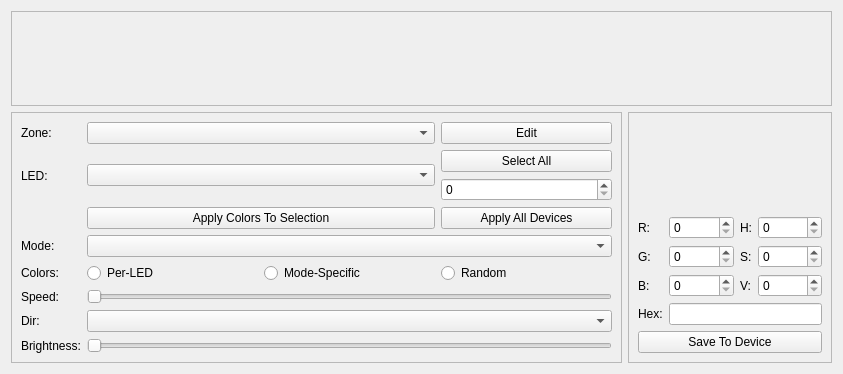
Old version of the form qt/OpenRGBDevicePage/OpenRGBDevicePage.ui in the repository CalcProgrammer1/OpenRGB.
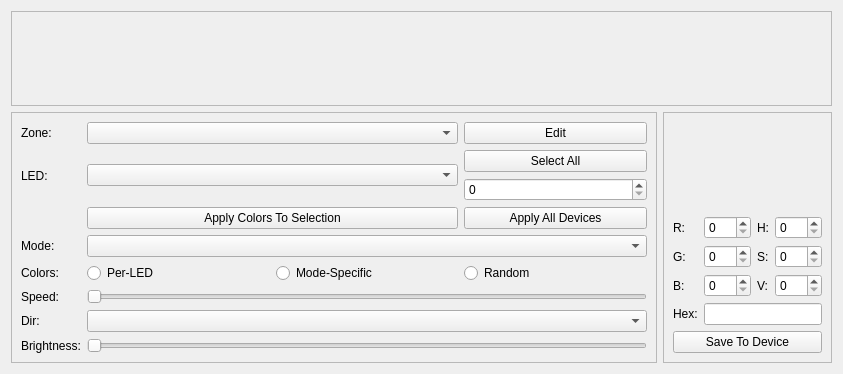
New version of the form. Custom widgets are drawn as their Qt base class.

Commit message: Put Device View in a QScrollArea so it can be scrolled if it is too large to fit in the window

Patch:
```diff
--- a/qt/OpenRGBDevicePage/OpenRGBDevicePage.ui
+++ b/qt/OpenRGBDevicePage/OpenRGBDevicePage.ui
@@ -13,7 +13,7 @@
   <property name="windowTitle">
    <string notr="true">Device Page</string>
   </property>
-  <layout class="QGridLayout" name="OpenRGBDevicePageUiGridLayout" rowstretch="0,0" columnstretch="3,1">
+  <layout class="QGridLayout" name="OpenRGBDevicePageUiGridLayout" rowstretch="0,0" columnstretch="3,0">
    <item row="1" column="1">
     <widget class="QFrame" name="ColorFrame">
      <property name="sizePolicy">
```
Left out of the diff: 36 changed lines with no effect on the pictures. Lines whose indentation alone changed are shown as unchanged.
